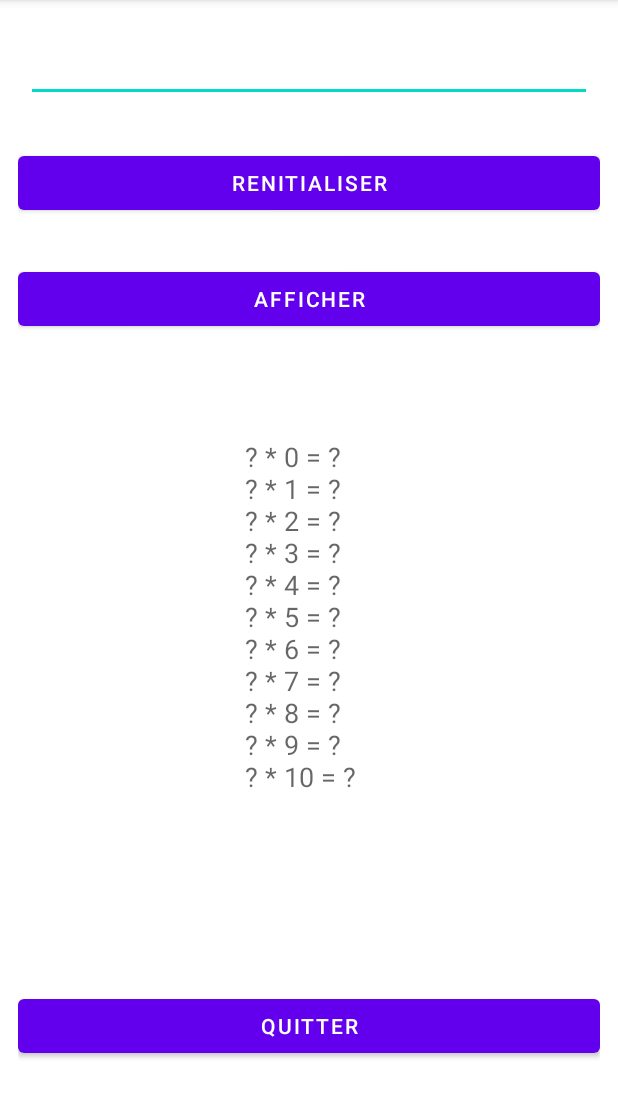
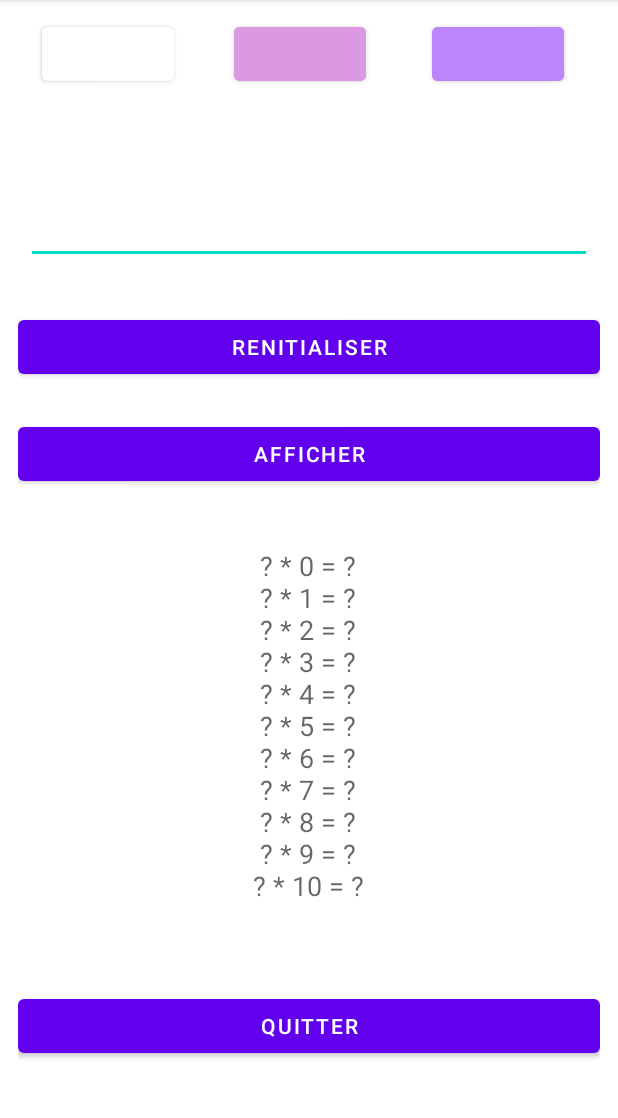
Before and after one commit to Tarik-Harda/Multiplication-App, an Android app: the screen it shows after launch (MainActivity), on a phone screen of 412 x 824 dp, the part 84-1202 px from its top. Run offline under Robolectric (Android 15) with nearby library versions, the phone set to English and light mode, and no system bars.

Commit message:
activity_main: Edittext & textview center & create colors buttons

```diff
--- a/app/src/main/res/layout/activity_main.xml
+++ b/app/src/main/res/layout/activity_main.xml
@@ -11,9 +11,10 @@
         android:id="@+id/ed_number"
         android:layout_width="377dp"
         android:layout_height="40dp"
-        android:layout_marginTop="16dp"
+        android:layout_marginTop="124dp"
         android:ems="10"
         android:inputType="numberDecimal"
+        android:gravity="center"
         app:layout_constraintEnd_toEndOf="parent"
         app:layout_constraintStart_toStartOf="parent"
         app:layout_constraintTop_toTopOf="parent" />
@@ -25,10 +26,10 @@
         android:text="RENITIALISER"
         app:layout_constraintBottom_toBottomOf="parent"
         app:layout_constraintEnd_toEndOf="parent"
-        app:layout_constraintHorizontal_bias="0.476"
+        app:layout_constraintHorizontal_bias="0.666"
         app:layout_constraintStart_toStartOf="parent"
         app:layout_constraintTop_toTopOf="parent"
-        app:layout_constraintVertical_bias="0.124" />
+        app:layout_constraintVertical_bias="0.281" />
 
     <Button
         android:id="@+id/btn_afficher"
@@ -40,7 +41,7 @@
         app:layout_constraintHorizontal_bias="0.666"
         app:layout_constraintStart_toStartOf="parent"
         app:layout_constraintTop_toTopOf="parent"
-        app:layout_constraintVertical_bias="0.235" />
+        app:layout_constraintVertical_bias="0.383" />
 
     <Button
         android:id="@+id/bnt_quitter"
@@ -58,13 +59,44 @@
         android:id="@+id/textView"
         android:layout_width="84dp"
         android:layout_height="242dp"
-        android:text="\? * 0 = ?\n\? * 1 = ?\n\? * 2 = ?\n\? * 3 = ?\n\? * 4 = ?\n? * 5 = ? \n\? * 6 = ?\n? * 7 = ? \n\? * 8 = ?\n\? * 9 = ?\n\? * 10 = ?"
+        android:text="\? * 0 = ?\n\? * 1 = ?\n\? * 2 = ?\n\? * 3 = ?\n\? * 4 = ?\n\? * 5 = ?\n\? * 6 = ?\n? * 7 = ?\n\? * 8 = ?\n\? * 9 = ?\n\? * 10 = ?"
+        android:gravity="center"
         android:textAppearance="@style/TextAppearance.AppCompat.Medium"
         app:layout_constraintBottom_toBottomOf="parent"
         app:layout_constraintEnd_toEndOf="parent"
         app:layout_constraintHorizontal_bias="0.498"
         app:layout_constraintStart_toStartOf="parent"
         app:layout_constraintTop_toBottomOf="@+id/btn_afficher"
-        app:layout_constraintVertical_bias="0.237" />
+        app:layout_constraintVertical_bias="0.193" />
+
+    <Button
+        android:id="@+id/button4"
+        android:layout_width="wrap_content"
+        android:layout_height="wrap_content"
+        android:backgroundTint="@color/white"
+        android:layout_marginStart="16dp"
+        app:layout_constraintStart_toStartOf="parent"
+        tools:layout_editor_absoluteY="41dp"
+        tools:ignore="MissingConstraints" />
+
+    <Button
+        android:id="@+id/button5"
+        android:layout_width="wrap_content"
+        android:layout_height="wrap_content"
+        android:layout_marginStart="144dp"
+        android:backgroundTint="#DA99E1"
+        app:layout_constraintStart_toStartOf="parent"
+        tools:layout_editor_absoluteY="40dp"
+        tools:ignore="MissingConstraints" />
+
+    <Button
+        android:id="@+id/button6"
+        android:layout_width="wrap_content"
+        android:layout_height="wrap_content"
+        android:backgroundTint="@color/purple_200"
+        android:layout_marginStart="276dp"
+        app:layout_constraintStart_toStartOf="parent"
+        tools:layout_editor_absoluteY="42dp"
+        tools:ignore="MissingConstraints" />
 
 </androidx.constraintlayout.widget.ConstraintLayout>
```
